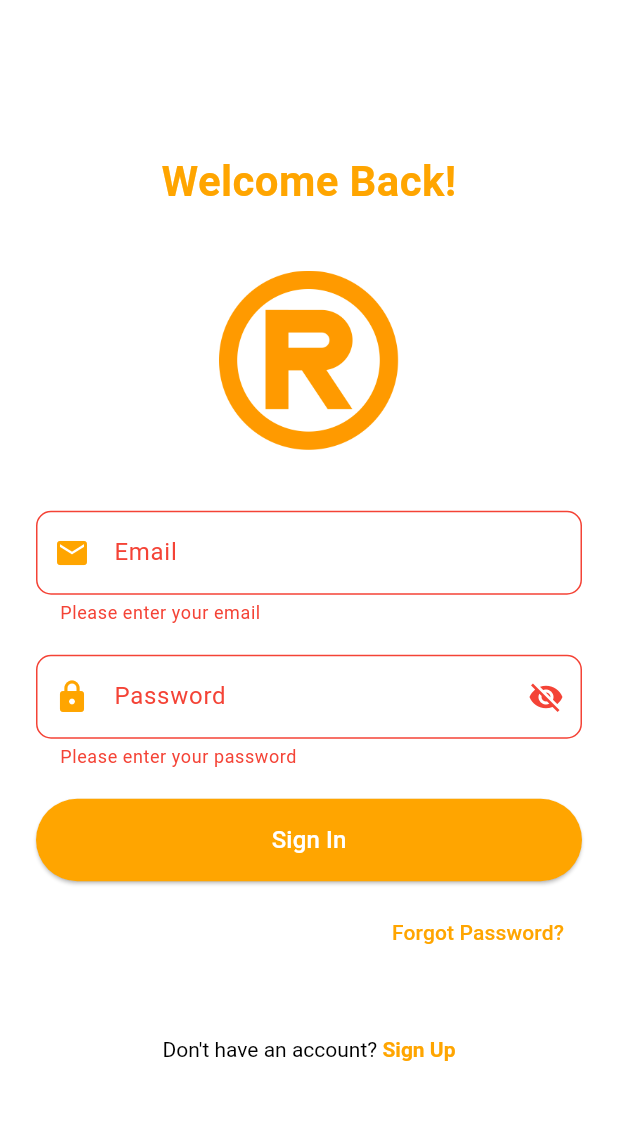
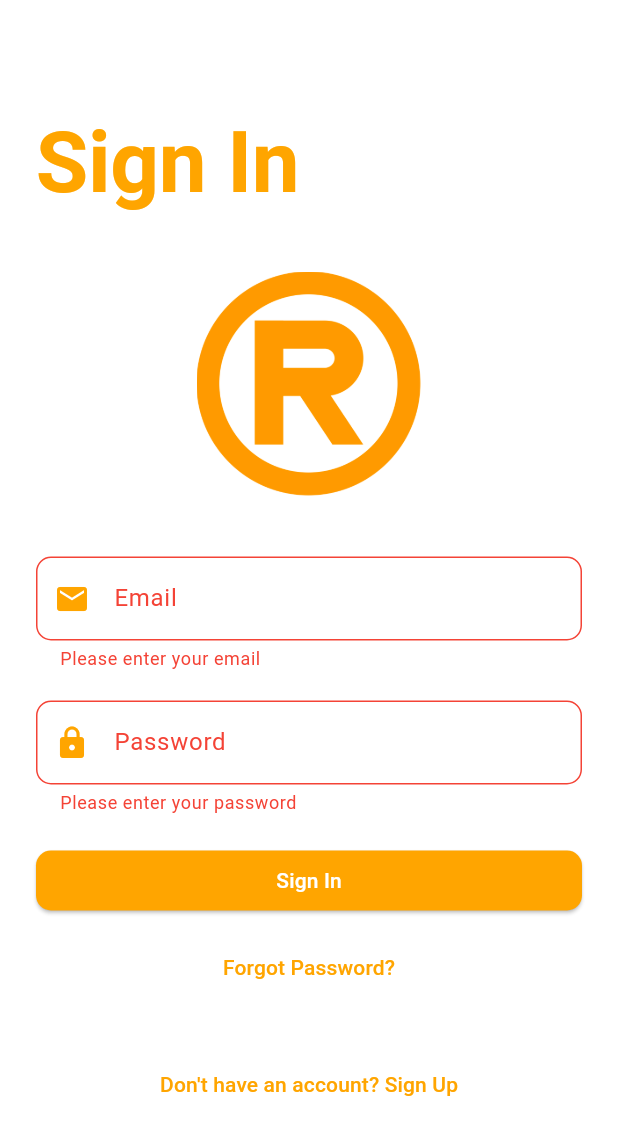
Before and after one commit to lobnaelnisr/Roomie-Radar, a Flutter app: the screen it shows after launch, after a tap on "Sign In", on a phone screen of 412 x 824 dp. Shown: the top 1135 px of the screen. Run offline on Flutter 3.47's test engine with Material 3 defaults, Android fonts, the phone set to English and light mode, and no system bars; our stand-ins replace cloud_firestore, firebase_auth, firebase_core, firebase_storage, image_picker; accounts and stored records are empty.

Commit message:
Refactor sign-in and reset password methods for improved error handling; update UI components for better user experience

```diff
--- a/lib/viewmodels/sign_in_view_model.dart
+++ b/lib/viewmodels/sign_in_view_model.dart
@@ -6,16 +6,28 @@ class SignInViewModel {
 
   SignInViewModel({required this.repository});
 
-  Future signIn(String email, String password) async {
-    UserModel? user = await repository.signIn(email, password);
-    if (user != null) {
-      // Navigate to home screen
-    } else {
-      throw Exception("Invalid email or password");
+  // Handles sign-in with email and password.
+  Future<UserModel?> signIn(String email, String password) async {
+    try {
+      UserModel? user = await repository.signIn(email, password);
+      if (user != null) {
+        // User successfully signed in
+        return user;
+      } else {
+        throw Exception("Invalid email or password");
+      }
+    } catch (e) {
+      // Propagate error for handling in the UI layer
+      throw Exception("Sign-in failed: ${e.toString()}");
     }
   }
 
-  Future resetPassword(String email) async {
-    await repository.resetPassword(email);
+  // Sends a password reset email.
+  Future<void> resetPassword(String email) async {
+    try {
+      await repository.resetPassword(email);
+    } catch (e) {
+      throw Exception("Error resetting password: ${e.toString()}");
+    }
   }
 }
--- a/lib/views/authentication/components/custom_text_field.dart
+++ b/lib/views/authentication/components/custom_text_field.dart
@@ -16,7 +16,7 @@ class CustomTextField extends StatelessWidget {
     required this.icon,
     this.obscureText = false,
     this.validator,
-    this.suffixIcon,
+    this.suffixIcon, required TextInputType keyboardType,
   });
 
   @override
--- a/lib/views/authentication/sign_in_screen.dart
+++ b/lib/views/authentication/sign_in_screen.dart
@@ -1,5 +1,4 @@
 import 'package:flutter/material.dart';
-import 'package:roomie_radar/models/user_model.dart';
 import 'package:roomie_radar/services/firebase/firebase_auth_service.dart';
 import 'package:roomie_radar/utils/app_colors.dart';
 import 'package:roomie_radar/views/authentication/components/custom_text_field.dart';
@@ -32,14 +31,16 @@ class _SignInScreenState extends State<SignInScreen> {
     if (_formKey.currentState!.validate()) {
       _setLoading(true);
       try {
-        await viewModel.signIn(
+        final user = await viewModel.signIn(
           _emailController.text.trim(),
           _passwordController.text.trim(),
         );
-        // Navigate to home screen or other
+        if (user != null) {
+          // Navigate to home screen or other
+          Navigator.pushReplacementNamed(context, '/home');
+        }
       } catch (e) {
-        _showDialog("An error occurred. Please try again later.",
-            isError: true);
+        _showDialog(e.toString(), isError: true);
       } finally {
         _setLoading(false);
       }
@@ -101,7 +102,7 @@ class _SignInScreenState extends State<SignInScreen> {
                 children: [
                   const _Header(),
                   const SizedBox(height: 40),
-                  const _Logo(), // Optional logo widget
+                  const _Logo(),
                   const SizedBox(height: 40),
                   _EmailAndPasswordFields(
                     emailController: _emailController,
@@ -133,14 +134,12 @@ class _Header extends StatelessWidget {
 
   @override
   Widget build(BuildContext context) {
-    return const Text(
-      'Welcome Back!',
-      style: TextStyle(
-        fontSize: 28,
-        fontWeight: FontWeight.bold,
-        color: appPrimaryColor,
-      ),
-      textAlign: TextAlign.center,
+    return Text(
+      "Sign In",
+      style: Theme.of(context).textTheme.displayLarge?.copyWith(
+            color: appPrimaryColor,
+            fontWeight: FontWeight.bold,
+          ),
     );
   }
 }
@@ -151,13 +150,14 @@ class _Logo extends StatelessWidget {
   @override
   Widget build(BuildContext context) {
     return Image.asset(
-      'assets/logo.png', // Adjust the path to your logo
-      height: 120,
+      'assets/logo.png',
+      width: 150,
+      height: 150,
     );
   }
 }
 
-class _EmailAndPasswordFields extends StatefulWidget {
+class _EmailAndPasswordFields extends StatelessWidget {
   final TextEditingController emailController;
   final TextEditingController passwordController;
 
@@ -167,57 +167,34 @@ class _EmailAndPasswordFields extends StatefulWidget {
   });
 
   @override
-  _EmailAndPasswordFieldsState createState() => _EmailAndPasswordFieldsState();
-}
-
-class _EmailAndPasswordFieldsState extends State<_EmailAndPasswordFields> {
-  bool _isPasswordVisible = false;
-
-  @override
   Widget build(BuildContext context) {
     return Column(
       children: [
         CustomTextField(
-          controller: widget.emailController,
-          labelText: 'Email',
-          icon: Icons.email,
+          controller: emailController,
+          labelText: "Email",
+          keyboardType: TextInputType.emailAddress,
           validator: (value) {
             if (value == null || value.isEmpty) {
-              return 'Please enter your email';
-            } else if (!RegExp(r'^[\w-\.]+@([\w-]+\.)+[\w]{2,4}$')
-                .hasMatch(value)) {
-              return 'Please enter a valid email';
+              return "Please enter your email";
             }
             return null;
           },
+          icon: Icons.email,
         ),
         const SizedBox(height: 20),
         CustomTextField(
-          controller: widget.passwordController,
-          labelText: 'Password',
-          icon: Icons.lock,
-          obscureText: !_isPasswordVisible,
+          controller: passwordController,
+          labelText: "Password",
+          obscureText: true,
           validator: (value) {
             if (value == null || value.isEmpty) {
-              return 'Please enter your password';
-            } else if (value.length < 8 || value.length > 16) {
-              return 'Password must be 8-16 characters';
-            } else if (!RegExp(r'^(?=.*?[A-Z])(?=.*?[a-z])(?=.*?[0-9]).{8,16}$')
-                .hasMatch(value)) {
-              return 'Password must contain uppercase, lowercase, and a number';
+              return "Please enter your password";
             }
             return null;
           },
-          suffixIcon: IconButton(
-            icon: Icon(
-              _isPasswordVisible ? Icons.visibility : Icons.visibility_off,
-            ),
-            onPressed: () {
-              setState(() {
-                _isPasswordVisible = !_isPasswordVisible;
-              });
-            },
-          ),
+          icon: Icons.lock,
+          keyboardType: TextInputType.visiblePassword,
         ),
       ],
     );
@@ -235,20 +212,18 @@ class _SignInButton extends StatelessWidget {
 
   @override
   Widget build(BuildContext context) {
-    return isLoading
-        ? const Center(child: CircularProgressIndicator())
-        : ElevatedButton(
-            onPressed: onSignIn,
-            style: ElevatedButton.styleFrom(
-              padding: const EdgeInsets.symmetric(vertical: 16.0),
-              shape: RoundedRectangleBorder(
-                borderRadius: BorderRadius.circular(30.0),
+    return ElevatedButton(
+      onPressed: isLoading ? null : onSignIn,
+      child: isLoading
+          ? const SizedBox(
+              height: 20,
+              width: 20,
+              child: CircularProgressIndicator(
+                valueColor: AlwaysStoppedAnimation<Color>(Colors.white),
               ),
-              backgroundColor:
-                  appPrimaryColor, // Use primary color for the button
-            ),
-            child: const Text('Sign In', style: TextStyle(fontSize: 16)),
-          );
+            )
+          : const Text("Sign In"),
+    );
   }
 }
 
@@ -261,15 +236,9 @@ class _ForgotPasswordButton extends StatelessWidget {
 
   @override
   Widget build(BuildContext context) {
-    return Align(
-      alignment: Alignment.centerRight,
-      child: TextButton(
-        onPressed: onResetPassword,
-        child: const Text(
-          'Forgot Password?',
-          style: TextStyle(fontSize: 14, color: appPrimaryColor),
-        ),
-      ),
+    return TextButton(
+      onPressed: onResetPassword,
+      child: const Text("Forgot Password?"),
     );
   }
 }
@@ -281,23 +250,9 @@ class _SignUpButton extends StatelessWidget {
   Widget build(BuildContext context) {
     return TextButton(
       onPressed: () {
-        Navigator.pushReplacementNamed(context, '/signUp');
+        Navigator.pushNamed(context, '/signUp');
       },
-      child: RichText(
-        text: const TextSpan(
-          text: "Don't have an account? ",
-          style: TextStyle(color: Colors.black),
-          children: <TextSpan>[
-            TextSpan(
-              text: 'Sign Up',
-              style: TextStyle(
-                fontWeight: FontWeight.bold,
-                color: appPrimaryColor,
-              ),
-            ),
-          ],
-        ),
-      ),
+      child: const Text("Don't have an account? Sign Up"),
     );
   }
 }
--- a/lib/views/authentication/sign_up_screen.dart
+++ b/lib/views/authentication/sign_up_screen.dart
@@ -194,7 +194,7 @@ class _SignUpFields extends StatelessWidget {
               return 'Please enter your name';
             }
             return null;
-          },
+          }, keyboardType: TextInputType.name,
         ),
         const SizedBox(height: 20),
         CustomTextField(
@@ -209,7 +209,7 @@ class _SignUpFields extends StatelessWidget {
               return 'Please enter a valid email';
             }
             return null;
-          },
+          }, keyboardType: TextInputType.emailAddress,
         ),
         const SizedBox(height: 20),
         CustomTextField(
@@ -224,7 +224,7 @@ class _SignUpFields extends StatelessWidget {
               return 'Password must be at least 8 characters';
             }
             return null;
-          },
+          }, keyboardType: TextInputType.visiblePassword,
         ),
       ],
     );
--- a/lib/views/listings/room_listing.dart
+++ b/lib/views/listings/room_listing.dart
@@ -1,5 +1,6 @@
 import 'package:flutter/material.dart';
 import 'package:roomie_radar/services/fake/fake_room_service.dart';
+import 'package:roomie_radar/services/firebase/firebase_auth_service.dart';
 import 'package:roomie_radar/services/firebase/firebase_room_service.dart';
 import 'package:roomie_radar/viewmodels/room_listing_viewmodel.dart';
 import 'package:roomie_radar/views/listings/components/room_card.dart';
@@ -21,6 +22,15 @@ class _RoomListingState extends State<RoomListing> {
     return Scaffold(
       appBar: AppBar(
         title: const Text('Room Listing'),
+        actions: [
+          IconButton(
+            icon: const Icon(Icons.exit_to_app),
+            onPressed: () {
+              FirebaseAuthService().signOut();
+              Navigator.pushReplacementNamed(context, '/signIn');
+            },
+          ),
+        ],
       ),
       body: FutureBuilder(
           future: viewModel.fetchRooms(),
@@ -31,8 +41,7 @@ class _RoomListingState extends State<RoomListing> {
               return Center(child: Text('Error: ${snapshot.error}'));
             } else if (snapshot.data!.isEmpty) {
               return const Center(child: Text('No rooms found.'));
-            }
-             else {
+            } else {
               return ListView.builder(
                 itemCount: snapshot.data!.length,
                 itemBuilder: (context, index) {
--- a/lib/views/questionnaire/qustionnaire_view.dart
+++ b/lib/views/questionnaire/qustionnaire_view.dart
@@ -1,6 +1,5 @@
 import 'package:flutter/material.dart';
 import 'package:roomie_radar/viewmodels/questionnaire_viewmodel.dart';
-import 'package:roomie_radar/models/questionnaire_model.dart';
 
 class QuestionnaireView extends StatefulWidget {
   const QuestionnaireView({super.key});
```
